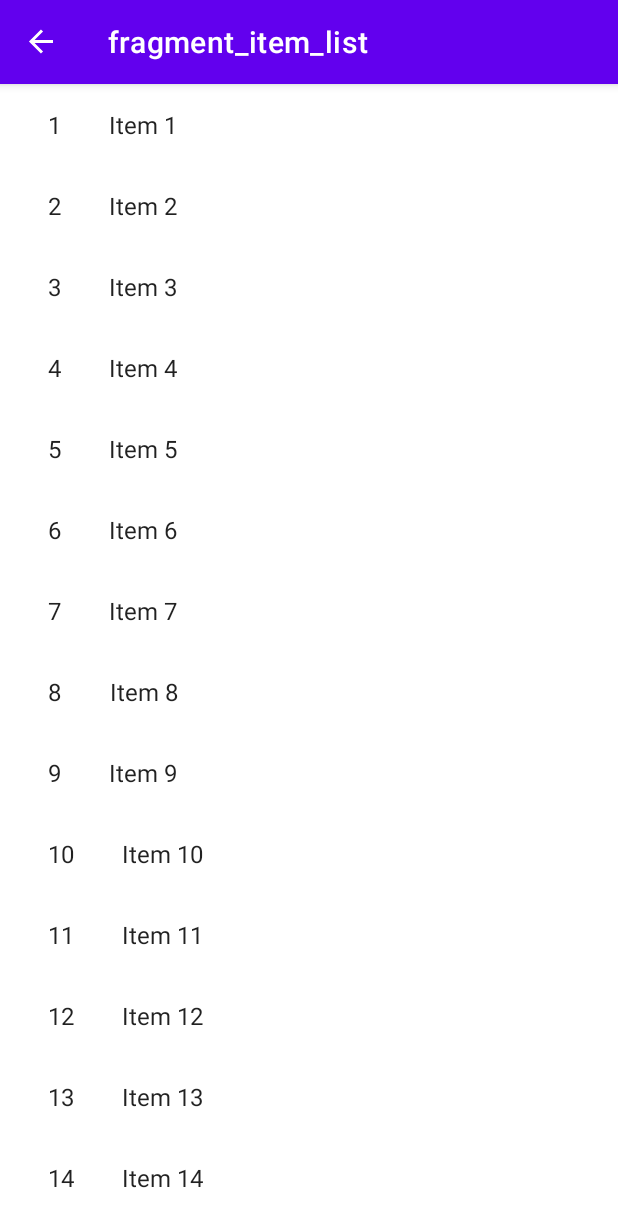
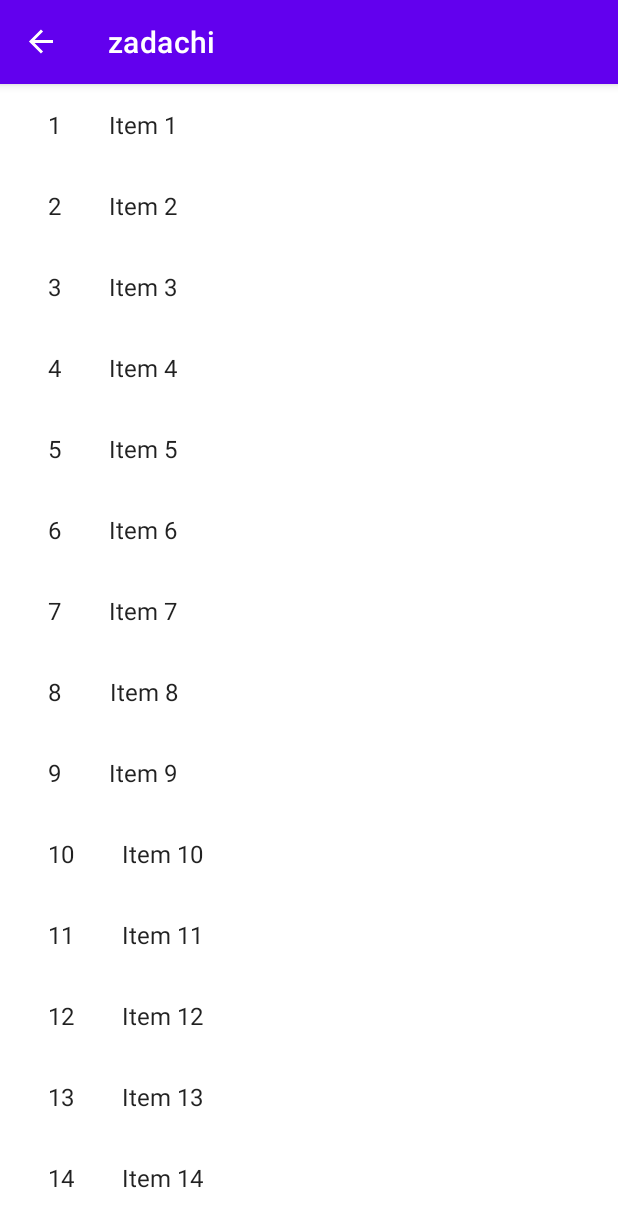
Before and after one commit to alextomskras/MathOlympAppv1, an Android app: the ZadachaFragment screen opened through its navigation route, on a phone screen of 412 x 824 dp. Shown: the top 1227 px of the screen. Run offline under Robolectric (Android 15) with nearby library versions, the phone set to English and light mode, and no system bars; our stand-ins replace navigation-ui.

Commit message:
add navgraph and onclick_listener_for_recycler_list v1
Signed-off-by: fess <dreamer.alex.toms@gmail.com>

```diff
--- a/app/src/main/java/com/dreamer/matholympappv1/ui/main/ui/zadachascreen/MyZadachaRecyclerViewAdapter.java
+++ b/app/src/main/java/com/dreamer/matholympappv1/ui/main/ui/zadachascreen/MyZadachaRecyclerViewAdapter.java
@@ -1,14 +1,14 @@
 package com.dreamer.matholympappv1.ui.main.ui.zadachascreen;
+
+import android.view.LayoutInflater;
+import android.view.View;
+import android.view.ViewGroup;
+import android.widget.TextView;
 
 import androidx.recyclerview.widget.RecyclerView;
 
-import android.view.LayoutInflater;
-import android.view.ViewGroup;
-import android.widget.ImageView;
-import android.widget.TextView;
-
+import com.dreamer.matholympappv1.databinding.FragmentItemBinding;
 import com.dreamer.matholympappv1.placeholder.PlaceholderContent.PlaceholderItem;
-import com.dreamer.matholympappv1.databinding.FragmentItemBinding;
 
 import java.util.List;
 
@@ -18,10 +18,21 @@ import java.util.List;
  */
 public class MyZadachaRecyclerViewAdapter extends RecyclerView.Adapter<MyZadachaRecyclerViewAdapter.ViewHolder> {
 
+    public MyAdapterListener onClickListener;
+
+    public MyZadachaRecyclerViewAdapter(List<PlaceholderItem> items, MyAdapterListener listener) {
+        mValues = items;
+        onClickListener = listener;
+    }
+
+
     private final List<PlaceholderItem> mValues;
 
-    public MyZadachaRecyclerViewAdapter(List<PlaceholderItem> items) {
-        mValues = items;
+    public interface MyAdapterListener {
+
+        void iconTextViewOnClick(View v, int position);
+
+        void iconImageViewOnClick(View v, int position);
     }
 
     @Override
@@ -54,7 +65,18 @@ public class MyZadachaRecyclerViewAdapter extends RecyclerView.Adapter<MyZadacha
             super(binding.getRoot());
             mIdView = binding.itemNumber;
             mContentView = binding.content;
-
+            mIdView.setOnClickListener(new View.OnClickListener() {
+                @Override
+                public void onClick(View v) {
+                    onClickListener.iconTextViewOnClick(v, getAdapterPosition());
+                }
+            });
+            mContentView.setOnClickListener(new View.OnClickListener() {
+                @Override
+                public void onClick(View v) {
+                    onClickListener.iconImageViewOnClick(v, getAdapterPosition());
+                }
+            });
         }
 
         @Override
--- a/app/src/main/java/com/dreamer/matholympappv1/ui/main/ui/zadachascreen/ZadachaFragment.java
+++ b/app/src/main/java/com/dreamer/matholympappv1/ui/main/ui/zadachascreen/ZadachaFragment.java
@@ -1,16 +1,19 @@
 package com.dreamer.matholympappv1.ui.main.ui.zadachascreen;
 
+import android.app.Activity;
 import android.content.Context;
 import android.os.Bundle;
+import android.util.Log;
+import android.view.LayoutInflater;
+import android.view.View;
+import android.view.ViewGroup;
 
 import androidx.fragment.app.Fragment;
+import androidx.navigation.NavController;
+import androidx.navigation.Navigation;
 import androidx.recyclerview.widget.GridLayoutManager;
 import androidx.recyclerview.widget.LinearLayoutManager;
 import androidx.recyclerview.widget.RecyclerView;
-
-import android.view.LayoutInflater;
-import android.view.View;
-import android.view.ViewGroup;
 
 import com.dreamer.matholympappv1.R;
 import com.dreamer.matholympappv1.placeholder.PlaceholderContent;
@@ -20,6 +23,8 @@ import com.dreamer.matholympappv1.placeholder.PlaceholderContent;
  */
 public class ZadachaFragment extends Fragment {
 
+    static final String TAG = "TAG";
+    NavController navController;
     // TODO: Customize parameter argument names
     private static final String ARG_COLUMN_COUNT = "column-count";
     // TODO: Customize parameters
@@ -65,7 +70,21 @@ public class ZadachaFragment extends Fragment {
             } else {
                 recyclerView.setLayoutManager(new GridLayoutManager(context, mColumnCount));
             }
-            recyclerView.setAdapter(new MyZadachaRecyclerViewAdapter(PlaceholderContent.ITEMS));
+            recyclerView.setAdapter(new MyZadachaRecyclerViewAdapter(PlaceholderContent.ITEMS, new MyZadachaRecyclerViewAdapter.MyAdapterListener() {
+                @Override
+                public void iconTextViewOnClick(View v, int position) {
+                    Log.e(TAG, "iconTextViewOnClick at position " + position);
+                }
+
+                @Override
+                public void iconImageViewOnClick(View v, int position) {
+                    Log.e(TAG, "iconImageViewOnClick at position " + position);
+                    Activity MainActivity = getActivity();
+                    assert MainActivity != null;
+                    navController = Navigation.findNavController(MainActivity, R.id.nav_host_fragment);
+                    navController.navigate(R.id.action_zadachaFragment_to_scrollingFragment2);
+                }
+            }));
         }
         return view;
     }
--- a/app/src/main/res/navigation/navigation_graph.xml
+++ b/app/src/main/res/navigation/navigation_graph.xml
@@ -8,7 +8,7 @@
     <fragment
         android:id="@+id/loginFragment"
         android:name="com.dreamer.matholympappv1.ui.main.ui.login.LoginFragment"
-        android:label="fragment_login"
+        android:label="login"
         tools:layout="@layout/fragment_login" >
         <action
             android:id="@+id/action_loginFragment_to_zadachaFragment"
@@ -17,7 +17,7 @@
     <fragment
         android:id="@+id/zadachaFragment"
         android:name="com.dreamer.matholympappv1.ui.main.ui.zadachascreen.ZadachaFragment"
-        android:label="fragment_item_list"
+        android:label="zadachi"
         tools:layout="@layout/fragment_item_list" >
         <action
             android:id="@+id/action_zadachaFragment_to_scrollingFragment2"
@@ -26,6 +26,6 @@
     <fragment
         android:id="@+id/scrollingFragment2"
         android:name="com.dreamer.matholympappv1.ui.main.ui.scrollingscreen.ScrollingFragment"
-        android:label="fragment_scrolling"
+        android:label="zadacha"
         tools:layout="@layout/fragment_scrolling" />
 </navigation>
```
Also changed, not shown: app/src/main/java/com/dreamer/matholympappv1/ui/main/ui/login/LoginFragment.java (+11 -11 lines).
